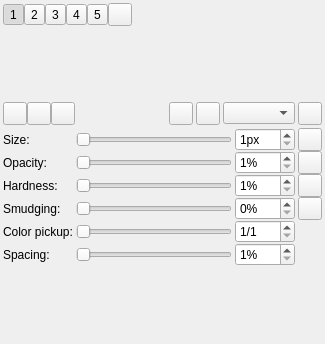
Above: src/desktop/ui/brushdock.ui from drawpile/Drawpile before the change. Below: the same form after it.
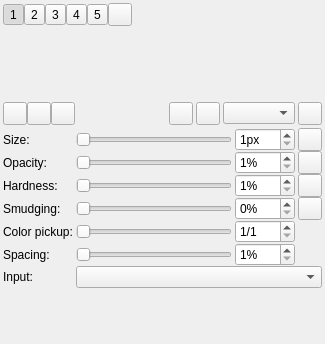
That is the form after the change. Icons and pictures are not drawn. Custom widgets are drawn as their Qt base class.

Commit message:
Allow different input settings per brush
The input tab now allows specifying multiple different smoothing and
pressure mapping configurations. Every brush slot lets you pick which of
these configurations you want to use for it.

This lets you, for example, create a "sketch" configuration with little
smoothing assigned to brush 1 and a "line" configuration with lots of
smoothing for brush 2.

Resolves #915.

What changed in the file:
```diff
--- a/src/desktop/ui/brushdock.ui
+++ b/src/desktop/ui/brushdock.ui
@@ -600,6 +600,16 @@
        </property>
       </widget>
      </item>
+     <item row="6" column="0">
+      <widget class="QLabel" name="label_3">
+       <property name="text">
+        <string>Input:</string>
+       </property>
+      </widget>
+     </item>
+     <item row="6" column="1" colspan="3">
+      <widget class="QComboBox" name="inputPreset"/>
+     </item>
     </layout>
    </item>
    <item>
```
The commit also changes 12 other files.
